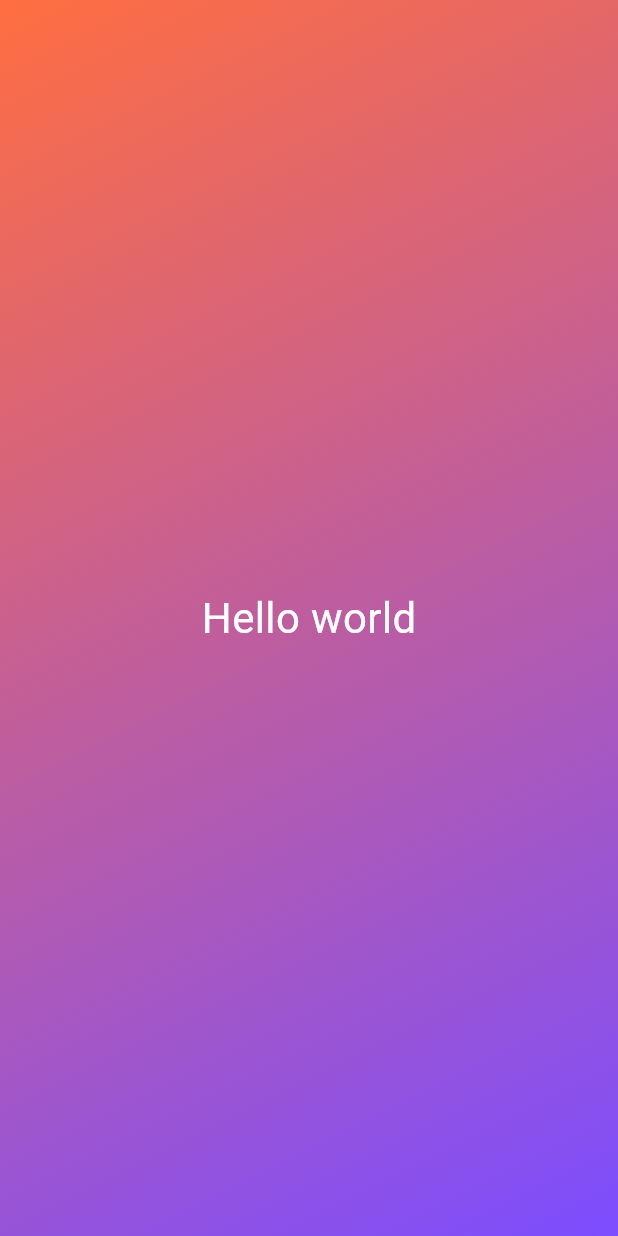
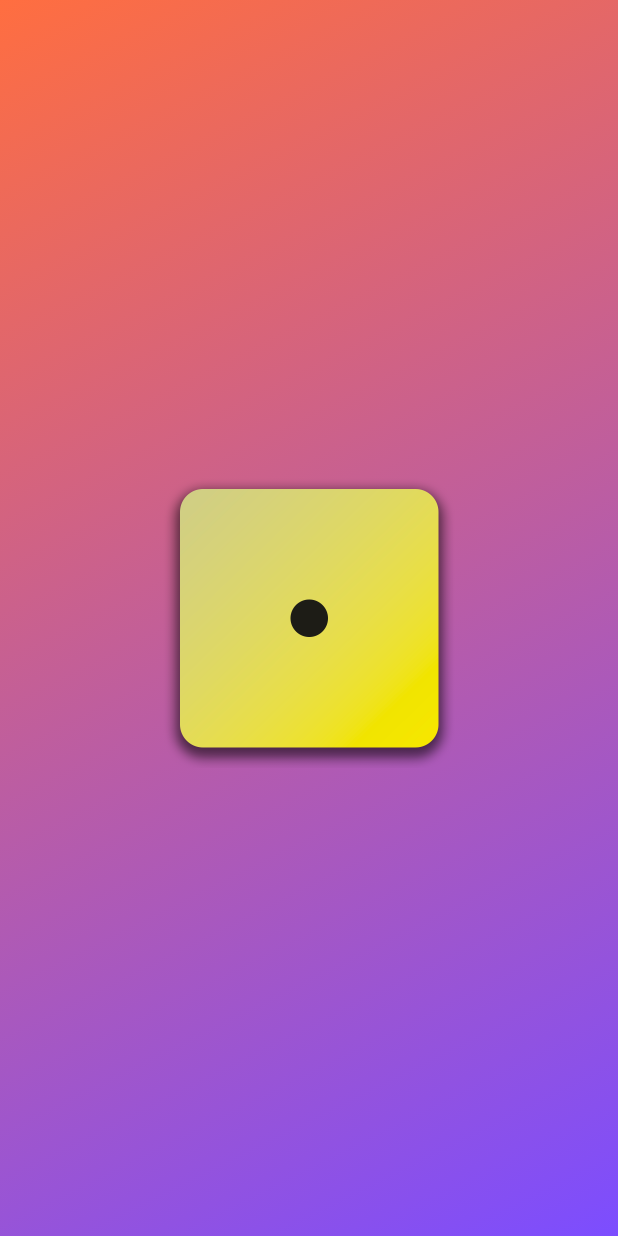
Before and after one commit to kieuminhduc01/flutter-course-Maximilian-Schwarzmuller, a Flutter app: the screen it shows after launch, on a phone screen of 412 x 824 dp. Run offline on Flutter 3.47's test engine with Material 3 defaults, Android fonts, the phone set to English and light mode, and no system bars.

Commit message:
46. Displaying Images & Using Multiple Constructor Functions

```diff
--- a/lib/gradient_container.dart
+++ b/lib/gradient_container.dart
@@ -6,6 +6,9 @@ const endAlignment = Alignment.bottomRight;
 
 class GradientContainer extends StatelessWidget {
   const GradientContainer(this.color1, this.color2, {super.key});
+  const GradientContainer.purple({super.key})
+    : color1 = Colors.purple,
+      color2 = Colors.green;
 
   final Color color1;
   final Color color2;
@@ -23,8 +26,11 @@ class GradientContainer extends StatelessWidget {
           end: endAlignment,
         ),
       ),
-      child: const Center(
-        child: StyledText('Hello world'),
+      child: Center(
+        child: Image.asset(
+          'assets/images/dice-1.png',
+          width: 200,
+        ),
       ),
     );
   }
```
Also changed, not shown: pubspec.yaml (+7 -3 lines), assets/images/dice-1.png (added), assets/images/dice-2.png (added), assets/images/dice-3.png (added), assets/images/dice-4.png (added), assets/images/dice-5.png (added), assets/images/dice-6.png (added).
